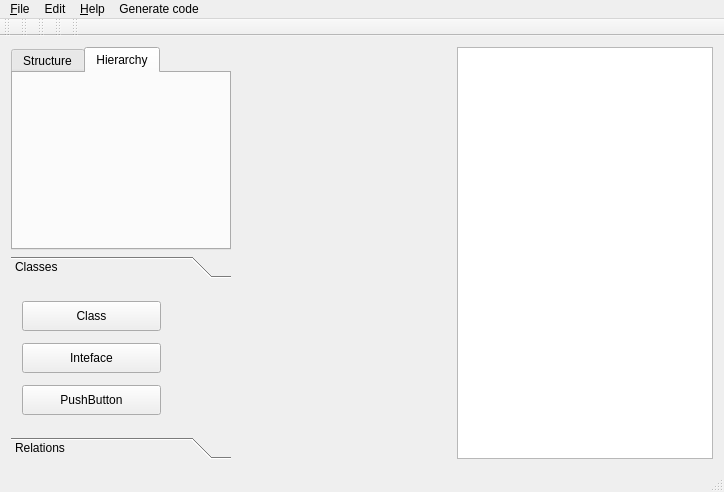
Old version of the form mainwindow.ui in the repository termNinja/rs16-24.
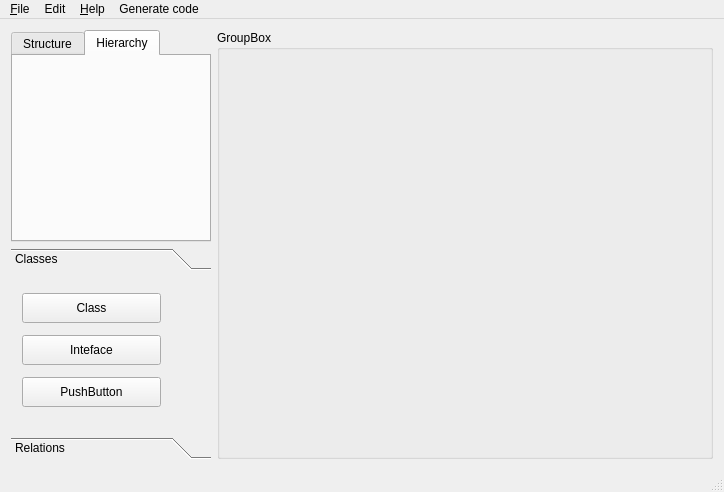
New version of the form. The open tabs and pages were chosen to show the change. Icons and pictures are not drawn.

```diff
--- a/mainwindow.ui
+++ b/mainwindow.ui
@@ -28,6 +28,12 @@
       </property>
       <item>
        <widget class="QTabWidget" name="tabWidget">
+        <property name="maximumSize">
+         <size>
+          <width>200</width>
+          <height>16777215</height>
+         </size>
+        </property>
         <property name="currentIndex">
          <number>0</number>
         </property>
@@ -49,13 +55,19 @@
         <property name="enabled">
          <bool>true</bool>
         </property>
+        <property name="maximumSize">
+         <size>
+          <width>200</width>
+          <height>16777215</height>
+         </size>
+        </property>
         <widget class="QWidget" name="toolBoxPage1">
          <property name="geometry">
           <rect>
            <x>0</x>
            <y>0</y>
-           <width>217</width>
-           <height>141</height>
+           <width>200</width>
+           <height>147</height>
           </rect>
          </property>
          <attribute name="label">
@@ -203,34 +215,18 @@
      </layout>
     </item>
     <item row="0" column="1">
-     <spacer name="horizontalSpacer">
-      <property name="orientation">
-       <enum>Qt::Horizontal</enum>
-      </property>
-      <property name="sizeHint" stdset="0">
-       <size>
-        <width>40</width>
-        <height>20</height>
-       </size>
-      </property>
-     </spacer>
-    </item>
-    <item row="0" column="2">
-     <widget class="QTableView" name="tableView"/>
+     <layout class="QVBoxLayout" name="verticalLayout_5">
+      <item>
+       <widget class="QGroupBox" name="groupBox">
+        <property name="title">
+         <string>GroupBox</string>
+        </property>
+       </widget>
+      </item>
+     </layout>
     </item>
    </layout>
   </widget>
-  <widget class="QToolBar" name="toolBar">
-   <property name="windowTitle">
-    <string>toolBar</string>
-   </property>
-   <attribute name="toolBarArea">
-    <enum>TopToolBarArea</enum>
-   </attribute>
-   <attribute name="toolBarBreak">
-    <bool>false</bool>
-   </attribute>
-  </widget>
   <widget class="QMenuBar" name="menuBar">
    <property name="geometry">
     <rect>
@@ -279,51 +275,7 @@
    <addaction name="menu_Help"/>
    <addaction name="menuC_code"/>
   </widget>
-  <widget class="QToolBar" name="toolBar_2">
-   <property name="windowTitle">
-    <string>toolBar_2</string>
-   </property>
-   <attribute name="toolBarArea">
-    <enum>TopToolBarArea</enum>
-   </attribute>
-   <attribute name="toolBarBreak">
-    <bool>false</bool>
-   </attribute>
-  </widget>
-  <widget class="QToolBar" name="toolBar_3">
-   <property name="windowTitle">
-    <string>toolBar_3</string>
-   </property>
-   <attribute name="toolBarArea">
-    <enum>TopToolBarArea</enum>
-   </attribute>
-   <attribute name="toolBarBreak">
-    <bool>false</bool>
-   </attribute>
-  </widget>
   <widget class="QStatusBar" name="statusBar"/>
-  <widget class="QToolBar" name="toolBar_4">
-   <property name="windowTitle">
-    <string>toolBar_4</string>
-   </property>
-   <attribute name="toolBarArea">
-    <enum>TopToolBarArea</enum>
-   </attribute>
-   <attribute name="toolBarBreak">
-    <bool>false</bool>
-   </attribute>
-  </widget>
-  <widget class="QToolBar" name="toolBar_5">
-   <property name="windowTitle">
-    <string>toolBar_5</string>
-   </property>
-   <attribute name="toolBarArea">
-    <enum>TopToolBarArea</enum>
-   </attribute>
-   <attribute name="toolBarBreak">
-    <bool>false</bool>
-   </attribute>
-  </widget>
   <action name="actionNew_File">
    <property name="checkable">
     <bool>false</bool>
```
Left out of the diff: 7 changed lines with no effect on the pictures.
